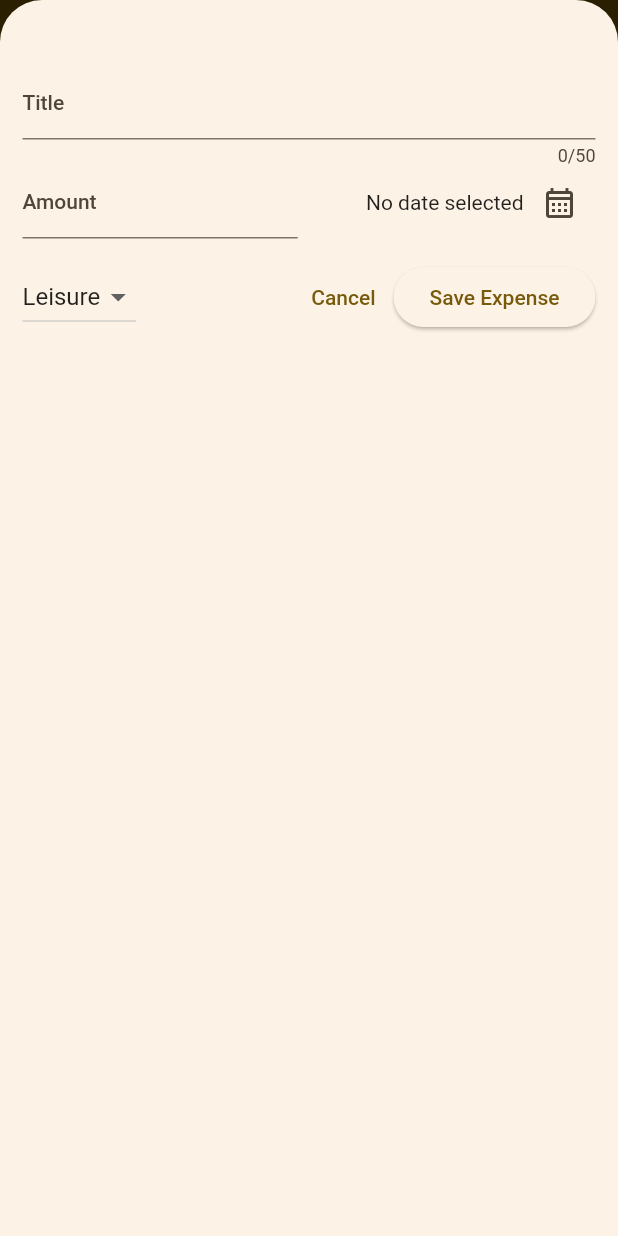
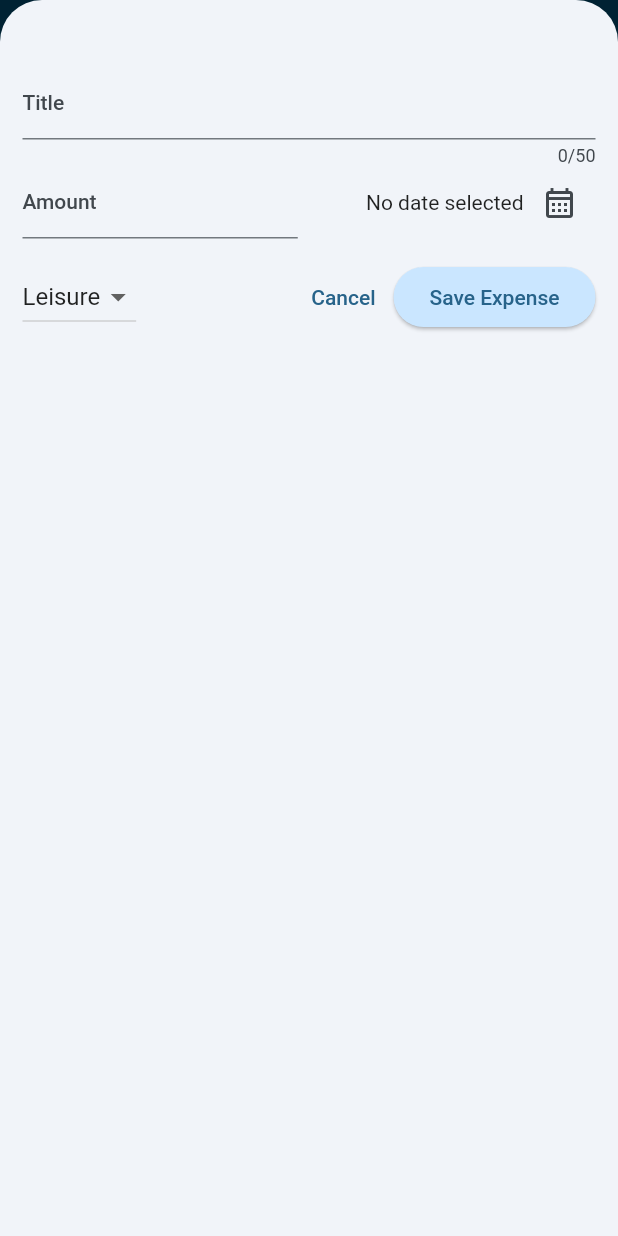
Before and after one commit to Nooberd-Incompat/expenseracker, a Flutter app: the screen it shows after launch, after a tap on the "add" icon, on a phone screen of 412 x 824 dp. Run offline on Flutter 3.47's test engine with Material 2 defaults, Android fonts, the phone set to English and light mode, and no system bars.

Commit message:
completed the app

```diff
--- a/lib/expenses.dart
+++ b/lib/expenses.dart
@@ -2,6 +2,7 @@ import 'package:expenseracker/new_expense.dart';
 import 'package:expenseracker/widgets/expenses_list/expenses_list.dart';
 import 'package:flutter/material.dart';
 import 'package:expenseracker/models/expense.dart';
+import 'package:expenseracker/widgets/chart/chart.dart';
 
 class Expenses extends StatefulWidget {
   const Expenses({super.key});
@@ -85,6 +86,7 @@ class _ExpensesState extends State<Expenses> {
       ),
       body: Column(
         children: [
+          Chart(expenses: _registeredExpenses),
           Expanded(
             child: mainContent,
           ),
--- a/lib/main.dart
+++ b/lib/main.dart
@@ -1,18 +1,44 @@
 import 'package:flutter/material.dart';
 import 'package:expenseracker/expenses.dart';
 
-var kColorScheme = ColorScheme.fromSeed(seedColor: Colors.amber);
+var kColorScheme = ColorScheme.fromSeed(seedColor: Colors.lightBlue);
+var kDarkColorScheme =
+    ColorScheme.fromSeed(seedColor: const Color.fromARGB(255, 1, 71, 103));
 void main() {
   runApp(
     MaterialApp(
+        darkTheme: ThemeData.dark().copyWith(
+          useMaterial3: true,
+          colorScheme: kDarkColorScheme,
+          cardTheme: const CardTheme().copyWith(
+            color: kDarkColorScheme.secondaryContainer,
+            margin: const EdgeInsets.symmetric(horizontal: 15, vertical: 8),
+          ),
+        ),
         theme: ThemeData().copyWith(
-            useMaterial3: true,
-            colorScheme: kColorScheme,
-            appBarTheme: AppBarTheme().copyWith(
-              backgroundColor: kColorScheme.onPrimaryContainer,
-              foregroundColor: kColorScheme.primaryContainer,
-            )),
-        //scaffoldBackgroundColor: Colors.amber),
-        home: Expenses()),
+          useMaterial3: true,
+          colorScheme: kColorScheme,
+          appBarTheme: AppBarTheme().copyWith(
+            backgroundColor: kColorScheme.onPrimaryContainer,
+            foregroundColor: kColorScheme.primaryContainer,
+          ),
+          elevatedButtonTheme: ElevatedButtonThemeData(
+            style: ElevatedButton.styleFrom(
+              backgroundColor: kColorScheme.primaryContainer,
+              //foregroundColor: kColorScheme.onPrimaryContainer,
+            ),
+          ),
+          cardTheme: const CardTheme().copyWith(
+            color: kColorScheme.secondaryContainer,
+            margin: const EdgeInsets.symmetric(horizontal: 15, vertical: 8),
+          ),
+          textTheme: ThemeData().textTheme.copyWith(
+                titleLarge: TextStyle(
+                    fontWeight: FontWeight.normal,
+                    color: kColorScheme.onSecondaryContainer,
+                    fontSize: 20),
+              ),
+        ),
+        home: const Expenses()),
   );
 }
--- a/lib/models/expense.dart
+++ b/lib/models/expense.dart
@@ -33,3 +33,23 @@ class Expense {
     return formatter.format(date);
   }
 }
+
+class ExpenseBucket {
+  const ExpenseBucket({required this.category, required this.expenses});
+
+  ExpenseBucket.forCategory(List<Expense> allExpenses, this.category)
+      : expenses = allExpenses
+            .where((expense) => expense.category == category)
+            .toList();
+
+  final Category category;
+  final List<Expense> expenses;
+
+  double get totalExpenses {
+    double sum = 0;
+    for (final expense in expenses) {
+      sum += expense.amount;
+    }
+    return sum;
+  }
+}
--- /dev/null
+++ b/lib/widgets/chart/chart.dart
@@ -0,0 +1,94 @@
+import 'package:flutter/material.dart';
+import 'package:expenseracker/widgets/chart/chart_bar.dart';
+import 'package:expenseracker/models/expense.dart';
+
+class Chart extends StatelessWidget {
+  const Chart({super.key, required this.expenses});
+
+  final List<Expense> expenses;
+
+  List<ExpenseBucket> get buckets {
+    return [
+      ExpenseBucket.forCategory(expenses, Category.food),
+      ExpenseBucket.forCategory(expenses, Category.leisure),
+      ExpenseBucket.forCategory(expenses, Category.travel),
+      ExpenseBucket.forCategory(expenses, Category.work),
+    ];
+  }
+
+  double get maxTotalExpense {
+    double maxTotalExpense = 0;
+
+    for (final bucket in buckets) {
+      if (bucket.totalExpenses > maxTotalExpense) {
+        maxTotalExpense = bucket.totalExpenses;
+      }
+    }
+
+    return maxTotalExpense;
+  }
+
+  @override
+  Widget build(BuildContext context) {
+    final isDarkMode =
+        MediaQuery.of(context).platformBrightness == Brightness.dark;
+    return Container(
+      margin: const EdgeInsets.all(16),
+      padding: const EdgeInsets.symmetric(
+        vertical: 16,
+        horizontal: 8,
+      ),
+      width: double.infinity,
+      height: 180,
+      decoration: BoxDecoration(
+        borderRadius: BorderRadius.circular(8),
+        gradient: LinearGradient(
+          colors: [
+            Theme.of(context).colorScheme.primary.withOpacity(0.3),
+            Theme.of(context).colorScheme.primary.withOpacity(0.0)
+          ],
+          begin: Alignment.bottomCenter,
+          end: Alignment.topCenter,
+        ),
+      ),
+      child: Column(
+        children: [
+          Expanded(
+            child: Row(
+              crossAxisAlignment: CrossAxisAlignment.end,
+              children: [
+                for (final bucket in buckets) // alternative to map()
+                  ChartBar(
+                    fill: bucket.totalExpenses == 0
+                        ? 0
+                        : bucket.totalExpenses / maxTotalExpense,
+                  )
+              ],
+            ),
+          ),
+          const SizedBox(height: 12),
+          Row(
+            children: buckets
+                .map(
+                  (bucket) => Expanded(
+                    child: Padding(
+                      padding: const EdgeInsets.symmetric(horizontal: 4),
+                      child: Icon(
+                        categoryIcons[bucket.category],
+                        color: isDarkMode
+                            ? Theme.of(context).colorScheme.secondary
+                            : Theme.of(context)
+                                .colorScheme
+                                .primary
+                                .withOpacity(0.7),
+                      ),
+                    ),
+                  ),
+                )
+                .toList(),
+          )
+        ],
+      ),
+    );
+  }
+}
--- /dev/null
+++ b/lib/widgets/chart/chart_bar.dart
@@ -0,0 +1,34 @@
+import 'package:flutter/material.dart';
+
+class ChartBar extends StatelessWidget {
+  const ChartBar({
+    super.key,
+    required this.fill,
+  });
+
+  final double fill;
+
+  @override
+  Widget build(BuildContext context) {
+    final isDarkMode =
+        MediaQuery.of(context).platformBrightness == Brightness.dark;
+    return Expanded(
+      child: Padding(
+        padding: const EdgeInsets.symmetric(horizontal: 4),
+        child: FractionallySizedBox(
+          heightFactor: fill,
+          child: DecoratedBox(
+            decoration: BoxDecoration(
+              shape: BoxShape.rectangle,
+              borderRadius:
+                  const BorderRadius.vertical(top: Radius.circular(8)),
+              color: isDarkMode
+                  ? Theme.of(context).colorScheme.secondary
+                  : Theme.of(context).colorScheme.primary.withOpacity(0.65),
+            ),
+          ),
+        ),
+      ),
+    );
+  }
+}
--- a/lib/widgets/expenses_list/expense_item.dart
+++ b/lib/widgets/expenses_list/expense_item.dart
@@ -12,8 +12,12 @@ class ExpenseItem extends StatelessWidget {
       child: Padding(
         padding: const EdgeInsets.symmetric(horizontal: 20, vertical: 16),
         child: Column(
+          crossAxisAlignment: CrossAxisAlignment.start,
           children: [
-            Text(expense.title),
+            Text(
+              expense.title,
+              style: Theme.of(context).textTheme.titleLarge,
+            ),
             const SizedBox(height: 4),
             Row(
               children: [
--- a/lib/widgets/expenses_list/expenses_list.dart
+++ b/lib/widgets/expenses_list/expenses_list.dart
@@ -17,6 +17,11 @@ class ExpensesList extends StatelessWidget {
     return ListView.builder(
       itemCount: expenses.length,
       itemBuilder: (ctx, index) => Dismissible(
+          background: Container(
+            color: Theme.of(context).colorScheme.error.withOpacity(0.75),
+            margin: EdgeInsets.symmetric(
+                horizontal: Theme.of(context).cardTheme.margin!.horizontal),
+          ),
           key: ValueKey(expenses[index]),
           onDismissed: (direction) {
             onRemoveExpense(expenses[index]);
```
Also changed, not shown: lib/new_expense.dart (+9 -7 lines).
